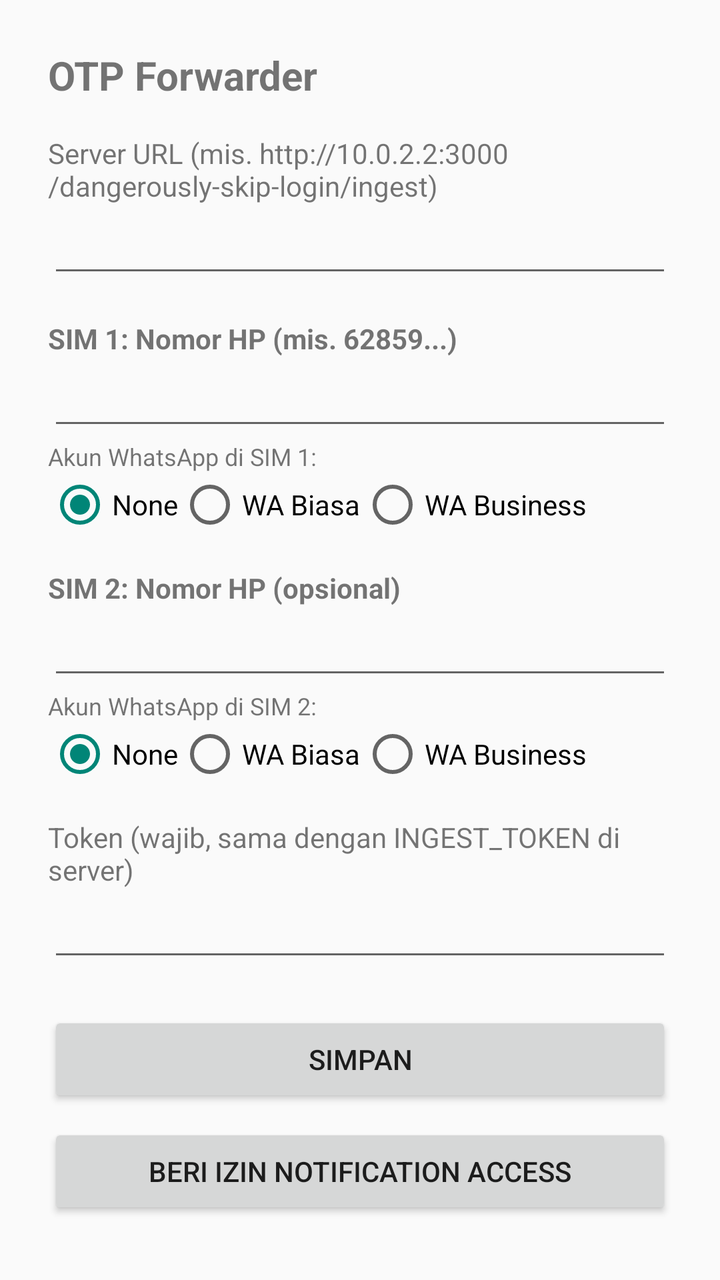
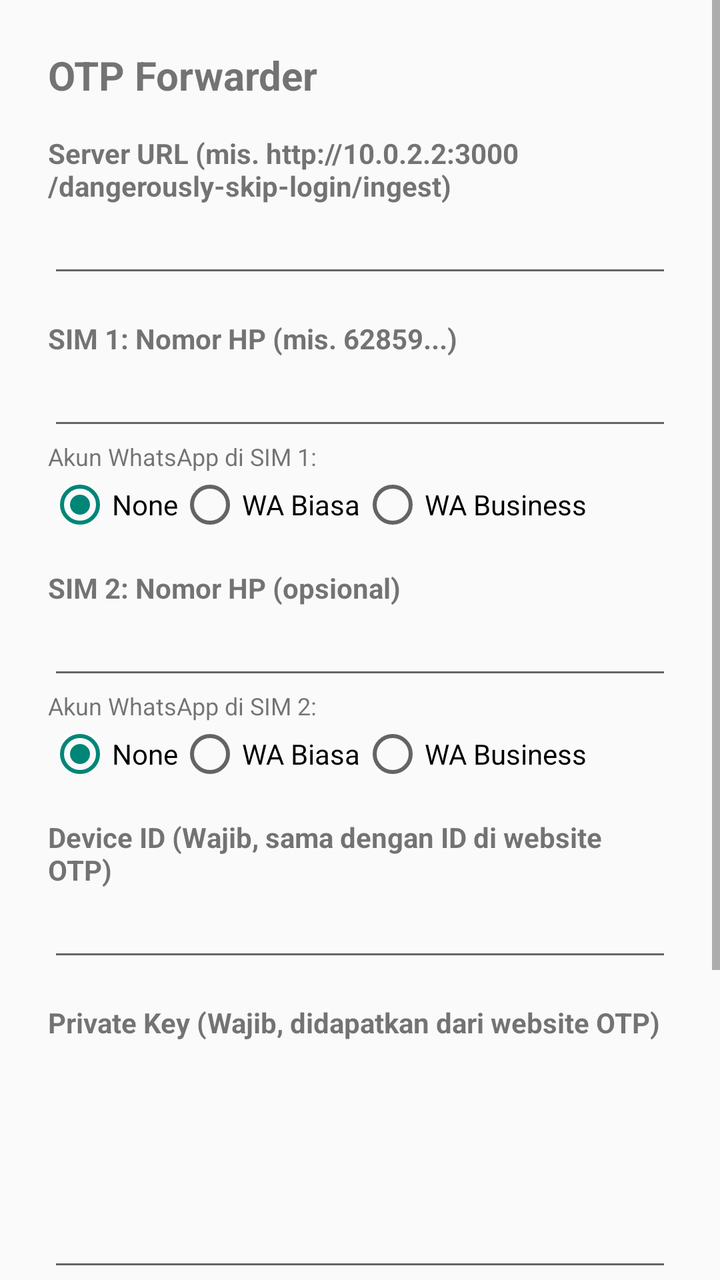

Compare the two renders of this Android layout. The source of the first and the diff that turns it into the second are given below.
<!-- AndroidManifest.xml: application theme Theme.AppCompat.Light -->
<!-- res/layout/activity_main.xml -->
<?xml version="1.0" encoding="utf-8"?>
<ScrollView xmlns:android="http://schemas.android.com/apk/res/android"
    android:layout_width="match_parent"
    android:layout_height="match_parent"
    android:fillViewport="true">

    <LinearLayout
        android:layout_width="match_parent"
        android:layout_height="wrap_content"
        android:orientation="vertical"
        android:padding="24dp">

        <TextView
            android:layout_width="match_parent"
            android:layout_height="wrap_content"
            android:text="OTP Forwarder"
            android:textSize="20sp"
            android:textStyle="bold"
            android:paddingBottom="16dp" />

        <TextView
            android:layout_width="match_parent"
            android:layout_height="wrap_content"
            android:text="Server URL (mis. http://10.0.2.2:3000/dangerously-skip-login/ingest)" />

        <EditText
            android:id="@+id/serverUrl"
            android:layout_width="match_parent"
            android:layout_height="wrap_content"
            android:inputType="textUri" />

        
        <TextView
            android:layout_width="match_parent"
            android:layout_height="wrap_content"
            android:text="SIM 1: Nomor HP (mis. 62859...)"
            android:textStyle="bold"
            android:paddingTop="16dp" />

        <EditText
            android:id="@+id/phone1"
            android:layout_width="match_parent"
            android:layout_height="wrap_content"
            android:inputType="phone" />

        <TextView
            android:layout_width="match_parent"
            android:layout_height="wrap_content"
            android:text="Akun WhatsApp di SIM 1:"
            android:textSize="12sp" />

        <RadioGroup
            android:id="@+id/waGroup1"
            android:layout_width="match_parent"
            android:layout_height="wrap_content"
            android:orientation="horizontal">
            
            <RadioButton
                android:id="@+id/waNone1"
                android:layout_width="wrap_content"
                android:layout_height="wrap_content"
                android:text="None"
                android:checked="true" />
                
            <RadioButton
                android:id="@+id/waPersonal1"
                android:layout_width="wrap_content"
                android:layout_height="wrap_content"
                android:text="WA Biasa" />
                
            <RadioButton
                android:id="@+id/waBiz1"
                android:layout_width="wrap_content"
                android:layout_height="wrap_content"
                android:text="WA Business" />
        </RadioGroup>


        
        <TextView
            android:layout_width="match_parent"
            android:layout_height="wrap_content"
            android:text="SIM 2: Nomor HP (opsional)"
            android:textStyle="bold"
            android:paddingTop="16dp" />

        <EditText
            android:id="@+id/phone2"
            android:layout_width="match_parent"
            android:layout_height="wrap_content"
            android:inputType="phone" />

        <TextView
            android:layout_width="match_parent"
            android:layout_height="wrap_content"
            android:text="Akun WhatsApp di SIM 2:"
            android:textSize="12sp" />

        <RadioGroup
            android:id="@+id/waGroup2"
            android:layout_width="match_parent"
            android:layout_height="wrap_content"
            android:orientation="horizontal">
            
            <RadioButton
                android:id="@+id/waNone2"
                android:layout_width="wrap_content"
                android:layout_height="wrap_content"
                android:text="None"
                android:checked="true" />
                
            <RadioButton
                android:id="@+id/waPersonal2"
                android:layout_width="wrap_content"
                android:layout_height="wrap_content"
                android:text="WA Biasa" />
                
            <RadioButton
                android:id="@+id/waBiz2"
                android:layout_width="wrap_content"
                android:layout_height="wrap_content"
                android:text="WA Business" />
        </RadioGroup>

        
        <TextView
            android:layout_width="match_parent"
            android:layout_height="wrap_content"
            android:text="Token (wajib, sama dengan INGEST_TOKEN di server)"
            android:paddingTop="16dp" />

        <EditText
            android:id="@+id/token"
            android:layout_width="match_parent"
            android:layout_height="wrap_content"
            android:inputType="text" />

        <Button
            android:id="@+id/save"
            android:layout_width="match_parent"
            android:layout_height="wrap_content"
            android:text="Simpan"
            android:layout_marginTop="20dp" />

        <Button
            android:id="@+id/grantAccess"
            android:layout_width="match_parent"
            android:layout_height="wrap_content"
            android:text="Beri Izin Notification Access"
            android:layout_marginTop="8dp" />

    </LinearLayout>
</ScrollView>
<!-- resources referenced by this layout -->
<resources>

</resources>

<!-- the commit's change to res/layout/activity_main.xml (unified diff, before → after) -->
@@ -1,5 +1,6 @@
 <?xml version="1.0" encoding="utf-8"?>
-<ScrollView xmlns:android="http://schemas.android.com/apk/res/android"
+<ScrollView
+    xmlns:android="http://schemas.android.com/apk/res/android"
     android:layout_width="match_parent"
     android:layout_height="match_parent"
     android:fillViewport="true">
@@ -18,10 +19,13 @@
             android:textStyle="bold"
             android:paddingBottom="16dp" />
 
+        
+
         <TextView
             android:layout_width="match_parent"
             android:layout_height="wrap_content"
-            android:text="Server URL (mis. http://10.0.2.2:3000/dangerously-skip-login/ingest)" />
+            android:text="Server URL (mis. http://10.0.2.2:3000/dangerously-skip-login/ingest)" 
+            android:textStyle="bold" />
 
         <EditText
             android:id="@+id/serverUrl"
@@ -30,6 +34,7 @@
             android:inputType="textUri" />
 
         
+
         <TextView
             android:layout_width="match_parent"
             android:layout_height="wrap_content"
@@ -54,29 +59,30 @@
             android:layout_width="match_parent"
             android:layout_height="wrap_content"
             android:orientation="horizontal">
-            
+
             <RadioButton
                 android:id="@+id/waNone1"
                 android:layout_width="wrap_content"
                 android:layout_height="wrap_content"
                 android:text="None"
                 android:checked="true" />
-                
+
             <RadioButton
                 android:id="@+id/waPersonal1"
                 android:layout_width="wrap_content"
                 android:layout_height="wrap_content"
                 android:text="WA Biasa" />
-                
+
             <RadioButton
                 android:id="@+id/waBiz1"
                 android:layout_width="wrap_content"
                 android:layout_height="wrap_content"
                 android:text="WA Business" />
+
         </RadioGroup>
 
+        
 
-        
         <TextView
             android:layout_width="match_parent"
             android:layout_height="wrap_content"
@@ -101,39 +107,72 @@
             android:layout_width="match_parent"
             android:layout_height="wrap_content"
             android:orientation="horizontal">
-            
+
             <RadioButton
                 android:id="@+id/waNone2"
                 android:layout_width="wrap_content"
                 android:layout_height="wrap_content"
                 android:text="None"
                 android:checked="true" />
-                
+
             <RadioButton
                 android:id="@+id/waPersonal2"
                 android:layout_width="wrap_content"
                 android:layout_height="wrap_content"
                 android:text="WA Biasa" />
-                
+
             <RadioButton
                 android:id="@+id/waBiz2"
                 android:layout_width="wrap_content"
                 android:layout_height="wrap_content"
                 android:text="WA Business" />
+
         </RadioGroup>
 
         
+
         <TextView
             android:layout_width="match_parent"
             android:layout_height="wrap_content"
-            android:text="Token (wajib, sama dengan INGEST_TOKEN di server)"
+            android:text="Device ID (Wajib, sama dengan ID di website OTP)"
+            android:textStyle="bold"
             android:paddingTop="16dp" />
 
         <EditText
-            android:id="@+id/token"
+            android:id="@+id/deviceId"
             android:layout_width="match_parent"
             android:layout_height="wrap_content"
             android:inputType="text" />
+
+        
+
+        <TextView
+            android:layout_width="match_parent"
+            android:layout_height="wrap_content"
+            android:text="Private Key (Wajib, didapatkan dari website OTP)"
+            android:textStyle="bold"
+            android:paddingTop="16dp" />
+
+        <EditText
+            android:id="@+id/privateKey"
+            android:layout_width="match_parent"
+            android:layout_height="120dp"
+            android:inputType="textMultiLine"
+            android:gravity="top|start"
+            android:singleLine="false"
+            android:scrollHorizontally="false"
+            android:ellipsize="none"
+            android:scrollbars="vertical"
+            android:overScrollMode="ifContentScrolls" />
+
+        <Button
+            android:id="@+id/scanPrivateKey"
+            android:layout_width="match_parent"
+            android:layout_height="wrap_content"
+            android:text="Scan QR Code"
+            android:layout_marginTop="8dp" />
+
+        
 
         <Button
             android:id="@+id/save"
@@ -141,6 +180,8 @@
             android:layout_height="wrap_content"
             android:text="Simpan"
             android:layout_marginTop="20dp" />
+
+        
 
         <Button
             android:id="@+id/grantAccess"
@@ -150,4 +191,5 @@
             android:layout_marginTop="8dp" />
 
     </LinearLayout>
+
 </ScrollView>
